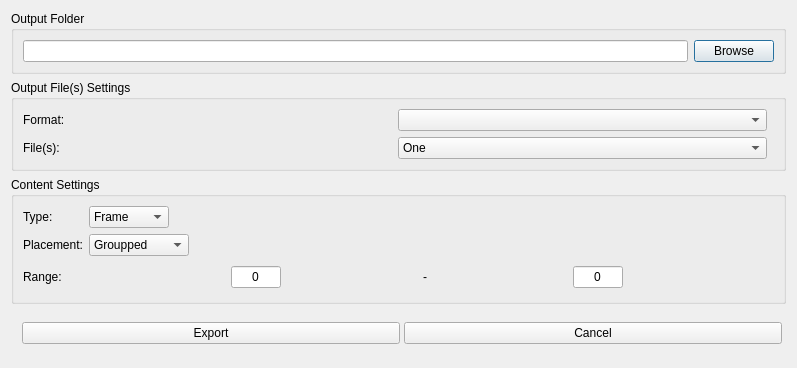
First picture: the form in source/exportdialog.ui, repository pionere/d1-graphics-tool, before the edit.
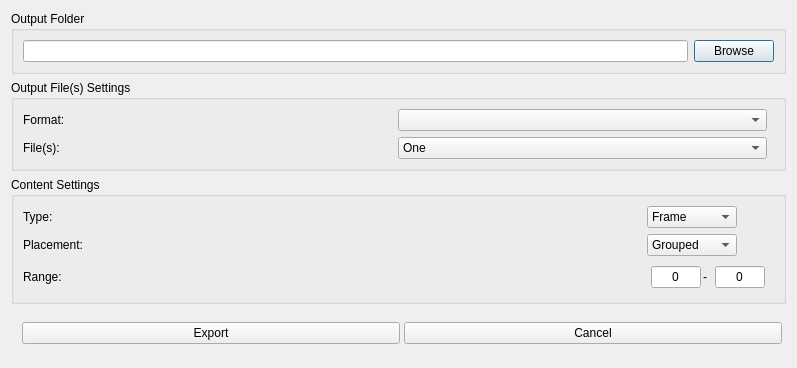
Second picture: the form after the edit.

Diff of the .ui file:
```diff
--- a/source/exportdialog.ui
+++ b/source/exportdialog.ui
@@ -111,13 +111,13 @@
        <widget class="QComboBox" name="contentTypeComboBox">
         <property name="minimumSize">
          <size>
-          <width>80</width>
+          <width>90</width>
           <height>0</height>
          </size>
         </property>
         <property name="maximumSize">
          <size>
-          <width>80</width>
+          <width>90</width>
           <height>16777215</height>
          </size>
         </property>
@@ -161,19 +161,19 @@
        <widget class="QComboBox" name="contentPlacementComboBox">
         <property name="minimumSize">
          <size>
-          <width>100</width>
+          <width>90</width>
           <height>0</height>
          </size>
         </property>
         <property name="maximumSize">
          <size>
-          <width>100</width>
+          <width>90</width>
           <height>16777215</height>
          </size>
         </property>
         <item>
          <property name="text">
-          <string>Groupped</string>
+          <string>Grouped</string>
          </property>
         </item>
         <item>
@@ -204,6 +204,18 @@
       </item>
       <item row="2" column="1">
        <widget class="QWidget" name="rangeFieldsWidget" native="true">
+        <property name="minimumSize">
+         <size>
+          <width>120</width>
+          <height>0</height>
+         </size>
+        </property>
+        <property name="maximumSize">
+         <size>
+          <width>120</width>
+          <height>16777215</height>
+         </size>
+        </property>
         <layout class="QHBoxLayout" name="horizontalLayout_2">
          <property name="spacing">
           <number>4</number>
```
